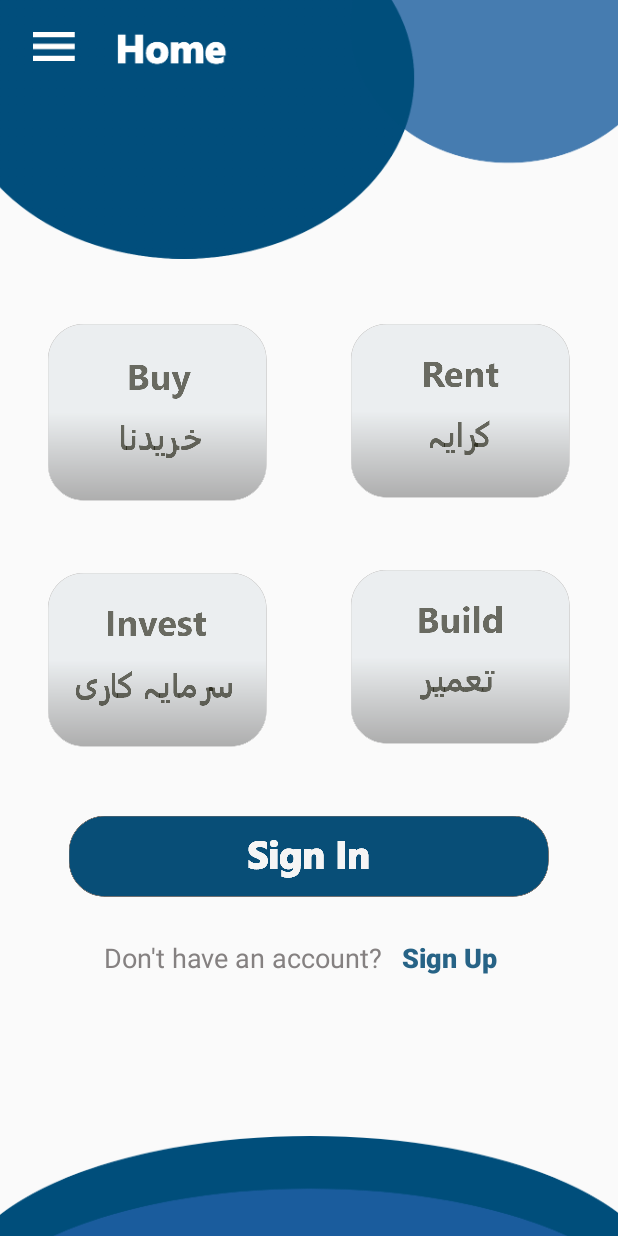
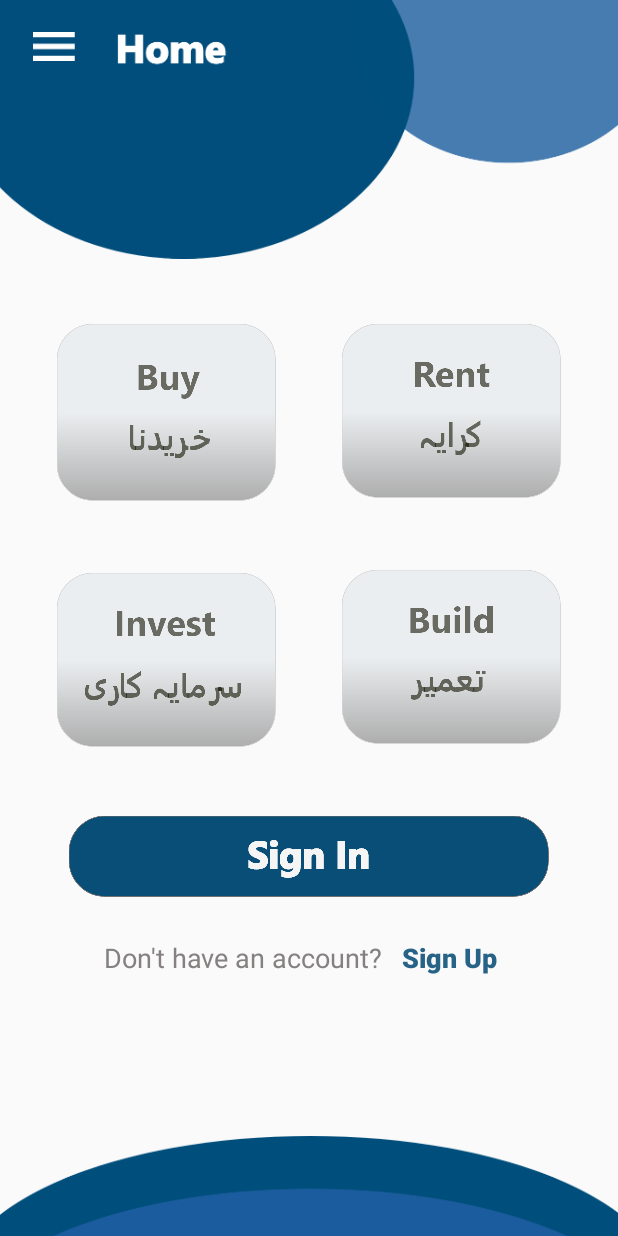
Before and after one commit to iqbal789/uni-project, an Android app: the screen it shows after launch (home), on a phone screen of 412 x 824 dp. Run offline under Robolectric (Android 15) with nearby library versions, the phone set to English and light mode, and no system bars.

Commit message:
uni project

```diff
--- a/app/src/main/res/layout/activity_home.xml
+++ b/app/src/main/res/layout/activity_home.xml
@@ -30,7 +30,7 @@
         android:id="@+id/rent"
         android:layout_width="wrap_content"
         android:layout_height="wrap_content"
-        android:layout_marginEnd="32dp"
+        android:layout_marginEnd="38dp"
         android:background="@drawable/rent"
         app:layout_constraintEnd_toEndOf="parent"
         app:layout_constraintTop_toBottomOf="@+id/imageView9" />
@@ -39,7 +39,7 @@
         android:id="@+id/buy"
         android:layout_width="wrap_content"
         android:layout_height="wrap_content"
-        android:layout_marginStart="32dp"
+        android:layout_marginStart="38dp"
         android:background="@drawable/buy"
         app:layout_constraintStart_toStartOf="parent"
         app:layout_constraintTop_toBottomOf="@+id/imageView9" />
```
